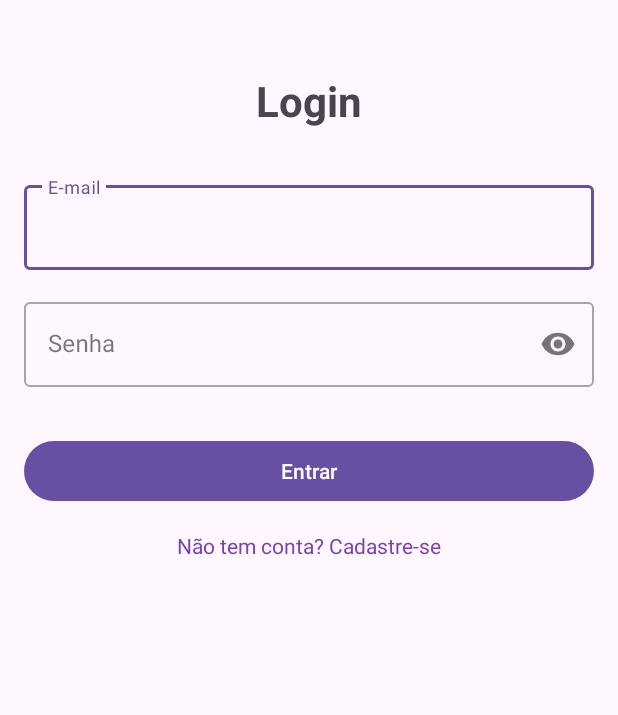
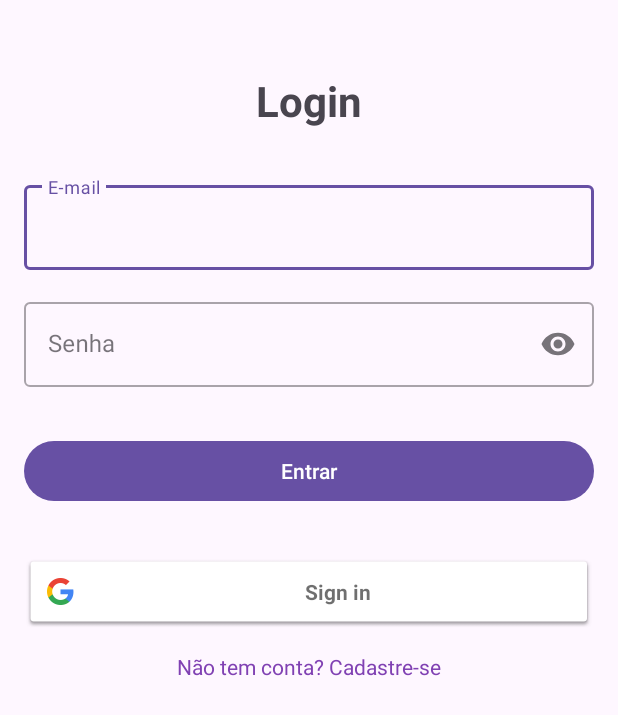
Before and after one commit to gabrieruHh/Fragments, an Android app: the LoginActivity screen opened directly, with no data from a screen before it, on a phone screen of 412 x 824 dp. Shown: the top 715 px of the screen. Run offline under Robolectric (Android 15) with nearby library versions, the phone set to English and light mode, and no system bars; our stand-ins replace Firebase (no records; nobody signed in at launch, a user with empty details on screens opened directly); 1 statement that could not run was skipped.

Commit message:
Atualização de rotina

```diff
--- a/FirebaseAuthApp/app/src/main/java/com/gabriell/firebaseauthapp/ui/login/LoginActivity.java
+++ b/FirebaseAuthApp/app/src/main/java/com/gabriell/firebaseauthapp/ui/login/LoginActivity.java
@@ -23,7 +23,7 @@ import com.google.firebase.auth.FirebaseUser;
 public class LoginActivity extends AppCompatActivity {
 
     private EditText etEmail, etPassword;
-    private Button btnLogin;
+    private Button btnRegister;
     private TextView tvRegister;
     private ProgressBar progressBar;
     private FirebaseAuth mAuth;
@@ -38,13 +38,13 @@ public class LoginActivity extends AppCompatActivity {
 
         etEmail = findViewById(R.id.etEmail);
         etPassword = findViewById(R.id.etPassword);
-        btnLogin = findViewById(R.id.btnLogin);
+        btnRegister = findViewById(R.id.btnLogin);
         tvRegister = findViewById(R.id.tvRegister);
         progressBar = findViewById(R.id.progressBar);
 
         checkCurrentUser();
 
-        btnLogin.setOnClickListener(v -> loginUser());
+        btnRegister.setOnClickListener(v -> loginUser());
 
         tvRegister.setOnClickListener(v -> registerUser());
     }
@@ -75,7 +75,7 @@ public class LoginActivity extends AppCompatActivity {
         }
 
         progressBar.setVisibility(View.VISIBLE);
-        btnLogin.setEnabled(false);
+        btnRegister.setEnabled(false);
 
         //Login com email e senha
         mAuth.signInWithEmailAndPassword(email, password)
@@ -92,19 +92,19 @@ public class LoginActivity extends AppCompatActivity {
                                 }else {
                                     Toast.makeText(this, "E-mail não verificado", Toast.LENGTH_LONG).show();
                                     progressBar.setVisibility(View.GONE);
-                                    btnLogin.setEnabled(true);
+                                    btnRegister.setEnabled(true);
                                 }
 
                             }else {
                                 Toast.makeText(this, "Falha ao verifcar email " + user.getEmail(), Toast.LENGTH_LONG).show();
                                 progressBar.setVisibility(View.GONE);
-                                btnLogin.setEnabled(true);
+                                btnRegister.setEnabled(true);
                             }
                         });
                     }else{
                         Toast.makeText(this, "Falha ao logar com ", Toast.LENGTH_LONG).show();
                         progressBar.setVisibility(View.GONE);
-                        btnLogin.setEnabled(true);
+                        btnRegister.setEnabled(true);
                     }
                 });
     }
--- a/FirebaseAuthApp/app/src/main/res/layout/activity_login.xml
+++ b/FirebaseAuthApp/app/src/main/res/layout/activity_login.xml
@@ -72,6 +72,16 @@
             app:layout_constraintStart_toStartOf="parent"
             app:layout_constraintTop_toBottomOf="@+id/tilPassword" />
 
+        <com.google.android.gms.common.SignInButton
+            android:id="@+id/btnGoogleLogin"
+            android:layout_width="0dp"
+            android:layout_height="wrap_content"
+            android:layout_marginTop="32dp"
+            android:text="Entrar"
+            app:layout_constraintEnd_toEndOf="parent"
+            app:layout_constraintStart_toStartOf="parent"
+            app:layout_constraintTop_toBottomOf="@+id/btnLogin" />
+
         <TextView
             android:id="@+id/tvRegister"
             android:layout_width="wrap_content"
@@ -81,7 +91,7 @@
             android:textColor="@color/purple_500"
             app:layout_constraintEnd_toEndOf="parent"
             app:layout_constraintStart_toStartOf="parent"
-            app:layout_constraintTop_toBottomOf="@+id/btnLogin" />
+            app:layout_constraintTop_toBottomOf="@+id/btnGoogleLogin" />
 
         <ProgressBar
             android:id="@+id/progressBar"
--- a/LoginGoogleApp/app/src/main/AndroidManifest.xml
+++ b/LoginGoogleApp/app/src/main/AndroidManifest.xml
@@ -12,6 +12,9 @@
         android:supportsRtl="true"
         android:theme="@style/Theme.LoginGoogleApp">
         <activity
+            android:name=".TelaLogout"
+            android:exported="false" />
+        <activity
             android:name=".MainActivity"
             android:exported="true">
             <intent-filter>
--- a/LoginGoogleApp/app/src/main/java/com/example/logingoogleapp/MainActivity.java
+++ b/LoginGoogleApp/app/src/main/java/com/example/logingoogleapp/MainActivity.java
@@ -124,9 +124,11 @@ public class MainActivity extends AppCompatActivity {
                 new OnCompleteListener<Void>() {
                     @Override
                     public void onComplete(@NonNull Task<Void> task) {
+                        startActivity(new Intent(MainActivity.this, TelaLogout.class));
                         updateUI(null);
                         showLoading(false);
                         Toast.makeText(MainActivity.this, "Desconectado com sucesso", Toast.LENGTH_SHORT).show();
+
                     }
                 });
     }
```
Also changed, not shown: FirebaseAuthApp/app/src/main/java/com/gabriell/firebaseauthapp/ui/register/RegisterActivity.java (+20 -22 lines), FirebaseAuthApp/app/src/main/java/com/gabriell/firebaseauthapp/util/CallDatabase.java (deleted, +0 -60 lines), LoginGoogleApp/app/src/main/java/com/example/logingoogleapp/TelaLogout.java (added, +24 -0 lines), LoginGoogleApp/app/src/main/res/layout/activity_tela_logout.xml (added, +19 -0 lines).
